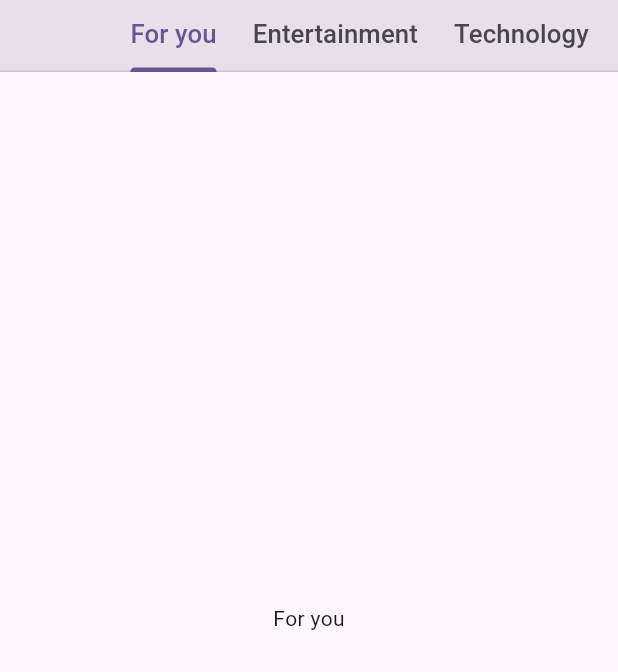
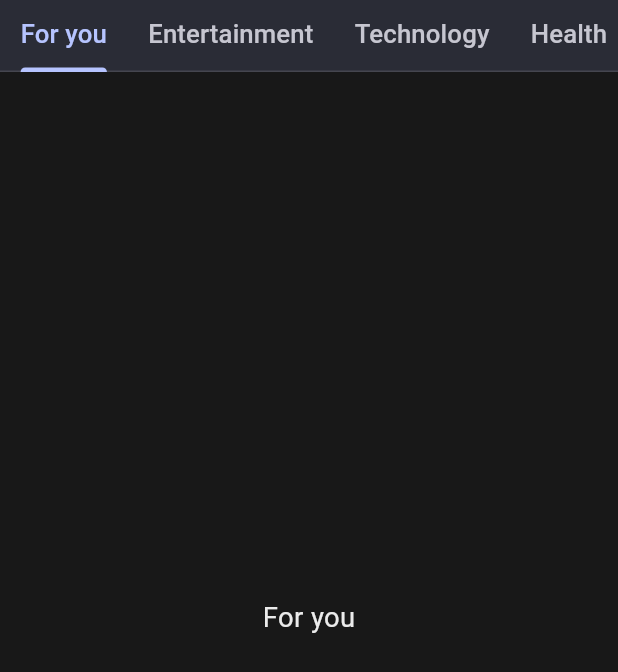
Before and after one commit to ayindequdus22/As_News, a Flutter app: the screen it shows after launch, scrolled down 104 dp, on a phone screen of 412 x 824 dp. Shown: the top 672 px of the screen. Run offline on Flutter 3.47's test engine with Material 3 defaults, Android fonts, the phone set to English and light mode, and no system bars; our stand-ins replace flutter_screenutil, get.

Commit message:
themes added

```diff
--- a/lib/main.dart
+++ b/lib/main.dart
@@ -1,3 +1,4 @@
+import 'package:as_news/themes/app_theme.dart';
 import 'package:flutter/material.dart';
 import 'package:flutter_screenutil/flutter_screenutil.dart';
 import 'package:as_news/screens/home_page.dart';
@@ -19,10 +20,7 @@
           return GetMaterialApp(
             debugShowCheckedModeBanner: false,
             title: 'Flutter Demo',
-            theme: ThemeData(
-              colorScheme: ColorScheme.fromSeed(seedColor: Colors.deepPurple),
-              useMaterial3: true,
-            ),
+            theme:AppTheme.darkMode(context),
             home: HomePage(),
           );
         });
--- a/lib/screens/home_page.dart
+++ b/lib/screens/home_page.dart
@@ -46,25 +46,13 @@ class _HomePageState extends State<HomePage>
   @override
   Widget build(BuildContext context) {
     return Scaffold(
-      // appBar: AppBar(
-      //   leading: IconButton(onPressed: () {}, icon: Icon(Icons.search)),
-      //   title: Text("AsNews"),
-      //   centerTitle: true,
-      //   actions: [
-      //     IconButton(onPressed: () {}, icon: Icon(Icons.notifications))
-      //   ],
-      //   bottom: TabBar(
-      //     controller: _tabController,
-      //     padding: EdgeInsets.only(left: 20.sp),
-      //     labelPadding: EdgeInsets.symmetric(horizontal: 12.0),
-      //     tabs: tabs,
-      //     isScrollable: true,
-      //   ),
-      // ),
+
       body: NestedScrollView(
         headerSliverBuilder: (BuildContext context, bool innerBoxIsScrolled) {
           return [
-            SliverAppBar(
+            SliverPadding(
+              padding: EdgeInsets.all(0),
+              sliver: SliverAppBar(
                 pinned: true,
                 floating: true,
                 leading: IconButton(onPressed: () {}, icon: Icon(Icons.search)),
@@ -74,11 +62,10 @@ class _HomePageState extends State<HomePage>
                   IconButton(onPressed: () {}, icon: Icon(Icons.notifications))
                 ],
                 bottom: TabBar(
+                isScrollable: true,
                   controller: _tabController,
-                padding: EdgeInsets.only(left: 20.sp),
-                labelPadding: EdgeInsets.symmetric(horizontal: 12.0),
                   tabs: tabs,
-                isScrollable: true,
+                ),
               ),
             )
           ];
--- /dev/null
+++ b/lib/themes/app_theme.dart
@@ -0,0 +1,43 @@
+import 'package:as_news/themes/color_scheme.dart';
+import 'package:as_news/themes/text.dart';
+import 'package:flutter/material.dart';
+import 'package:flutter_screenutil/flutter_screenutil.dart';
+
+class AppTheme {
+  const AppTheme();
+  static ThemeData _buildTheme(
+      ColorScheme colorScheme, BuildContext context, TextTheme textTheme) {
+    final themeContext = Theme.of(context);
+
+    return ThemeData(
+        useMaterial3: true,
+        colorScheme: colorScheme,
+        textTheme: textTheme,
+        scaffoldBackgroundColor: colorScheme.surface,
+        tabBarTheme: TabBarTheme(
+          tabAlignment: TabAlignment.start,
+          labelPadding: EdgeInsets.symmetric(horizontal: 12.0.w),
+        ),
+        elevatedButtonTheme: ElevatedButtonThemeData(
+            style: ButtonStyle(
+                minimumSize:
+                    WidgetStatePropertyAll(Size(double.infinity, 60.h)),
+                splashFactory: InkSparkle.splashFactory,
+                textStyle: WidgetStatePropertyAll(
+                    TextStyle(fontSize: 20.sp, fontWeight: FontWeight.w500)),
+                backgroundColor: WidgetStatePropertyAll(colorScheme.primary),
+                shape: WidgetStatePropertyAll(RoundedRectangleBorder(
+                  borderRadius: BorderRadius.circular(10.r),
+                )))));
+  }
+
+  static ThemeData lightMode(BuildContext context) {
+    return _buildTheme(MyColorScheme.lightColorScheme, context,
+        AppTextTheme.buildTextTheme(MyColorScheme.lightColorScheme));
+  }
+
+  static ThemeData darkMode(BuildContext context) {
+    return _buildTheme(MyColorScheme.darkColorScheme, context,
+        AppTextTheme.buildTextTheme(MyColorScheme.darkColorScheme));
+  }
+}
--- /dev/null
+++ b/lib/themes/color_scheme.dart
@@ -0,0 +1,26 @@
+import 'package:flutter/material.dart';
+
+class MyColorScheme {
+  static Color primaryColor = Color.fromRGBO(30, 58, 138, 34);
+  static ColorScheme lightColorScheme = ColorScheme.fromSeed(
+    seedColor: primaryColor,
+    brightness: Brightness.light,
+  ).copyWith(
+    error: Colors.red,
+    surface: const Color.fromRGBO(235, 235, 235, 1),
+    onSurface: const Color.fromRGBO(50, 50, 50, 1),
+    primaryContainer: const Color.fromRGBO(255, 255, 255, 1),
+    onPrimaryContainer: const Color.fromRGBO(44, 44, 44, .6),
+  );
+
+  static ColorScheme darkColorScheme = ColorScheme.fromSeed(
+    brightness: Brightness.dark,
+    seedColor: primaryColor,
+  ).copyWith(
+    error: Colors.red,
+    surface: const Color.fromRGBO(24, 24, 24, 1),
+    onSurface: const Color.fromRGBO(235, 235, 235, 1),
+    primaryContainer: const Color.fromRGBO(44, 44, 44, 1),
+    onPrimaryContainer: const Color.fromRGBO(135, 135, 135, 1),
+  );
+}
```
Also changed, not shown: 1 other file. Lines whose indentation alone changed are shown as unchanged.
